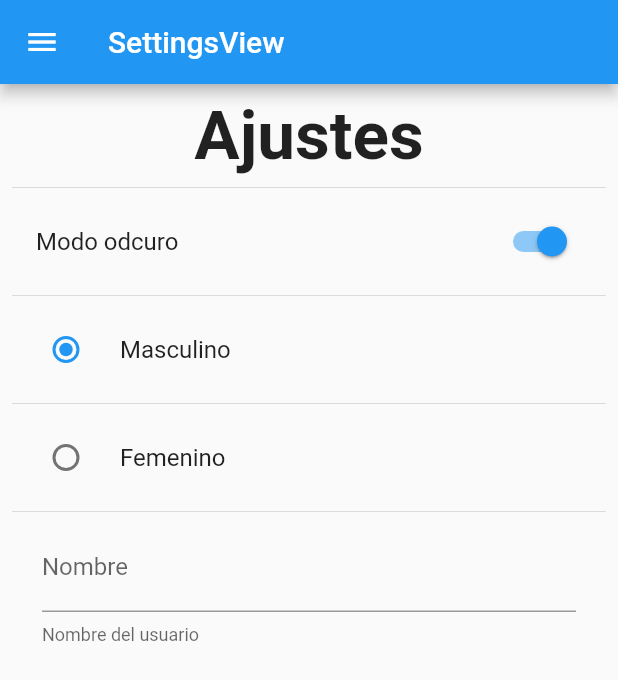
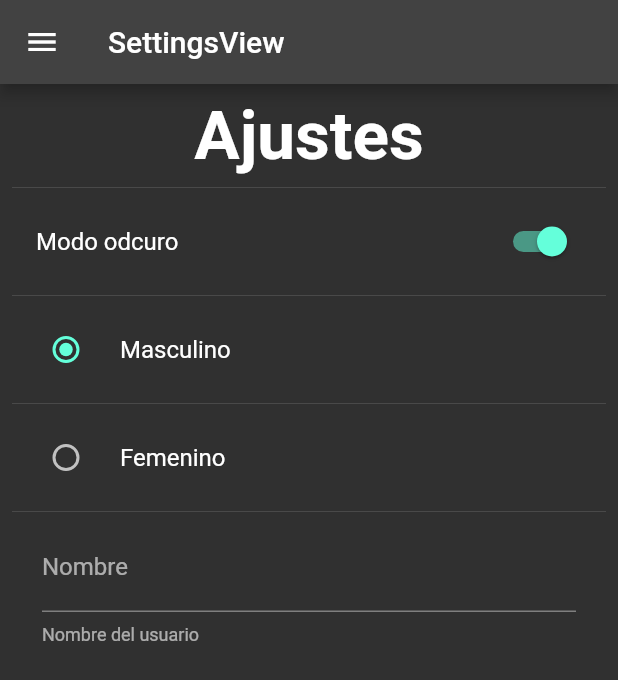
Before and after one commit to SergioK12/Preferencias-de-usuario, a Flutter app: the SettingsView screen opened by its route, after a tap on "Modo odcuro", on a phone screen of 412 x 824 dp. Shown: the top 680 px of the screen. Run offline on Flutter 3.47's test engine with Material 2 defaults, Android fonts, the phone set to English and light mode, and no system bars; our stand-ins replace shared_preferences; accounts and stored records are empty.

Commit message:
Actualizacion segun estado con provider

```diff
--- /dev/null
+++ b/lib/providers/provider.dart
@@ -0,0 +1,19 @@
+import 'package:flutter/material.dart';
+
+class ThemeProvider extends ChangeNotifier {
+  ThemeData temaactual;
+
+  ThemeProvider({
+    required bool isDarkMode,
+  }) : temaactual = isDarkMode ? ThemeData.dark() : ThemeData.light();
+
+  setlightMode() {
+    temaactual = ThemeData.light();
+    notifyListeners();
+  }
+
+  setDarkMode() {
+    temaactual = ThemeData.dark();
+    notifyListeners();
+  }
+}
--- a/lib/views/settingsview.dart
+++ b/lib/views/settingsview.dart
@@ -1,5 +1,7 @@
 import 'package:flutter/material.dart';
+import 'package:preferencias_de_usuario/providers/provider.dart';
 import 'package:preferencias_de_usuario/widgets/widgets.dart';
+import 'package:provider/provider.dart';
 
 import '../shared_preferences/shared_pref.dart';
 
@@ -38,6 +40,11 @@ class _SettingsViewState extends State<SettingsView> {
                     title: const Text("Modo odcuro"),
                     onChanged: (value) {
                       Preferencias.setIsdarkmode = value;
+                      final themeprovider =
+                          Provider.of<ThemeProvider>(context, listen: false);
+                      value
+                          ? themeprovider.setDarkMode()
+                          : themeprovider.setlightMode();
                       setState(() {});
                     }),
                 const Divider(),
--- a/pubspec.yaml
+++ b/pubspec.yaml
@@ -36,6 +36,7 @@ dependencies:
   # Use with the CupertinoIcons class for iOS style icons.
   cupertino_icons: ^1.0.2
   shared_preferences: ^2.0.18
+  provider: ^6.0.5
 
 dev_dependencies:
   flutter_test:
```
Also changed, not shown: lib/main.dart (+9 -2 lines), pubspec.lock.
